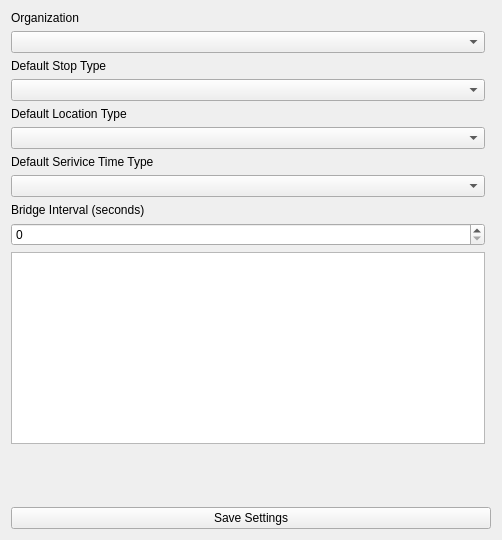
This is Bridge/bridgeconfigwidget.ui in ademarest/GreenmileBridge as Qt 5 draws it before an edit. The edited form follows.
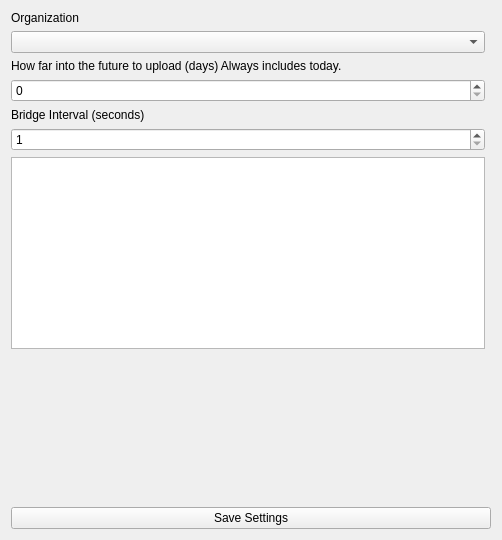
This is the edited form. Custom widgets are drawn as their Qt base class.

Patch:
```diff
--- a/Bridge/bridgeconfigwidget.ui
+++ b/Bridge/bridgeconfigwidget.ui
@@ -14,19 +14,7 @@
    <string>Form</string>
   </property>
   <layout class="QGridLayout" name="gridLayout">
-   <item row="5" column="0">
-    <widget class="QComboBox" name="locationTypeComboBox"/>
-   </item>
-   <item row="9" column="0">
-    <widget class="QSpinBox" name="bridgeIntervalSpinBox"/>
-   </item>
-   <item row="1" column="0">
-    <widget class="QComboBox" name="organizationComboBox"/>
-   </item>
-   <item row="3" column="0">
-    <widget class="QComboBox" name="stopTypeComboBox"/>
-   </item>
-   <item row="8" column="0">
+   <item row="4" column="0">
     <widget class="QLabel" name="bridgeIntervalLabel">
      <property name="text">
       <string>Bridge Interval (seconds)</string>
@@ -36,10 +24,23 @@
    <item row="2" column="0">
     <widget class="QLabel" name="stopTypeLabel">
      <property name="text">
-      <string>Default Stop Type</string>
+      <string>How far into the future to upload (days) Always includes today.</string>
      </property>
     </widget>
    </item>
+   <item row="1" column="0">
+    <widget class="QComboBox" name="organizationComboBox"/>
+   </item>
+   <item row="9" column="0" colspan="2">
+    <widget class="QPushButton" name="saveSettingsPushButton">
+     <property name="text">
+      <string>Save Settings</string>
+     </property>
+    </widget>
+   </item>
+   <item row="6" column="0">
+    <widget class="ListControlWidget" name="orgAS400LCW"/>
+   </item>
    <item row="0" column="0">
     <widget class="QLabel" name="organizationLabel">
      <property name="text">
@@ -47,31 +48,7 @@
      </property>
     </widget>
    </item>
-   <item row="6" column="0">
-    <widget class="QLabel" name="serviceTimeLabel">
-     <property name="text">
-      <string>Default Serivice Time Type</string>
-     </property>
-    </widget>
-   </item>
-   <item row="4" column="0">
-    <widget class="QLabel" name="locationTypeLabel">
-     <property name="text">
-      <string>Default Location Type</string>
-     </property>
-    </widget>
-   </item>
    <item row="7" column="0">
-    <widget class="QComboBox" name="serviceTimeComboBox"/>
-   </item>
-   <item row="13" column="0" colspan="2">
-    <widget class="QPushButton" name="saveSettingsPushButton">
-     <property name="text">
-      <string>Save Settings</string>
-     </property>
-    </widget>
-   </item>
-   <item row="11" column="0">
     <spacer name="verticalSpacer">
      <property name="orientation">
       <enum>Qt::Vertical</enum>
@@ -84,8 +61,25 @@
      </property>
     </spacer>
    </item>
-   <item row="10" column="0">
-    <widget class="ListControlWidget" name="orgAS400LCW"/>
+   <item row="5" column="0">
+    <widget class="QSpinBox" name="bridgeIntervalSpinBox">
+     <property name="minimum">
+      <number>1</number>
+     </property>
+     <property name="maximum">
+      <number>3600</number>
+     </property>
+    </widget>
+   </item>
+   <item row="3" column="0">
+    <widget class="QSpinBox" name="daysToUploadSpinBox">
+     <property name="minimum">
+      <number>0</number>
+     </property>
+     <property name="maximum">
+      <number>6</number>
+     </property>
+    </widget>
    </item>
   </layout>
  </widget>
```
Left out of the diff: 4 changed lines with no effect on the pictures.
